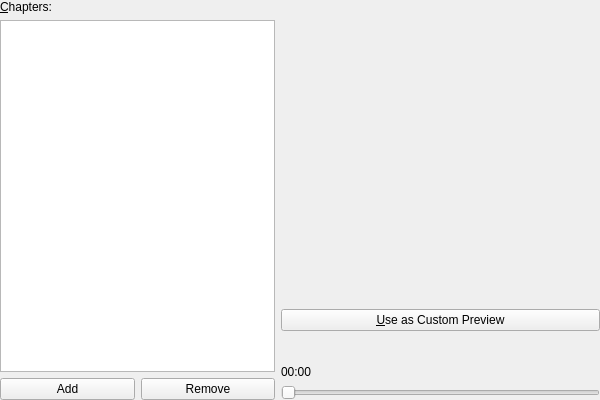
The window that plugins/video/chapters.ui (google-code-export/kmediafactory) describes before a commit, drawn with Qt 5.
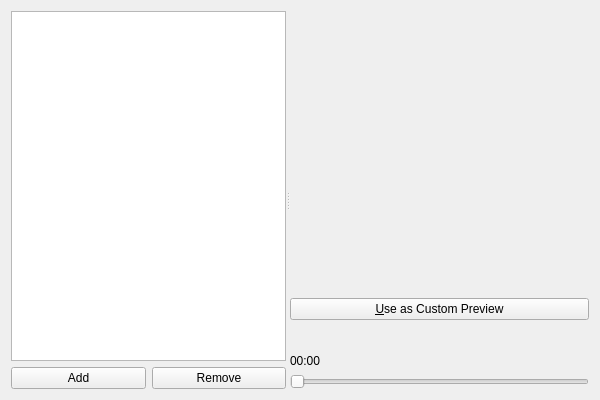
The same window after the commit. Custom widgets are drawn as their Qt base class.

```diff
--- a/plugins/video/chapters.ui
+++ b/plugins/video/chapters.ui
@@ -19,11 +19,13 @@
   <property name="windowTitle">
    <string>Chapters</string>
   </property>
-  <layout class="QHBoxLayout">
-   <property name="margin">
-    <number>0</number>
-   </property>
+  <layout class="QVBoxLayout" name="verticalLayout">
    <item>
+    <widget class="QSplitter" name="splitter">
+     <property name="orientation">
+      <enum>Qt::Horizontal</enum>
+     </property>
+     <widget class="QWidget" name="">
     <layout class="QVBoxLayout">
      <property name="spacing">
       <number>6</number>
@@ -31,16 +33,6 @@
      <property name="margin">
       <number>0</number>
      </property>
-     <item>
-      <widget class="QLabel" name="chaptersLabel">
-       <property name="text">
-        <string>&amp;Chapters:</string>
-       </property>
-       <property name="buddy">
-        <cstring>chaptersView</cstring>
-       </property>
-      </widget>
-     </item>
      <item>
       <widget class="QTreeView" name="chaptersView">
        <property name="sizePolicy">
@@ -112,8 +104,8 @@
       </layout>
      </item>
     </layout>
-   </item>
-   <item>
+     </widget>
+     <widget class="QWidget" name="">
     <layout class="QVBoxLayout">
      <property name="spacing">
       <number>6</number>
@@ -279,6 +271,8 @@
       </layout>
      </item>
     </layout>
+     </widget>
+    </widget>
    </item>
   </layout>
  </widget>
```
Lines whose indentation alone changed are shown as unchanged.
